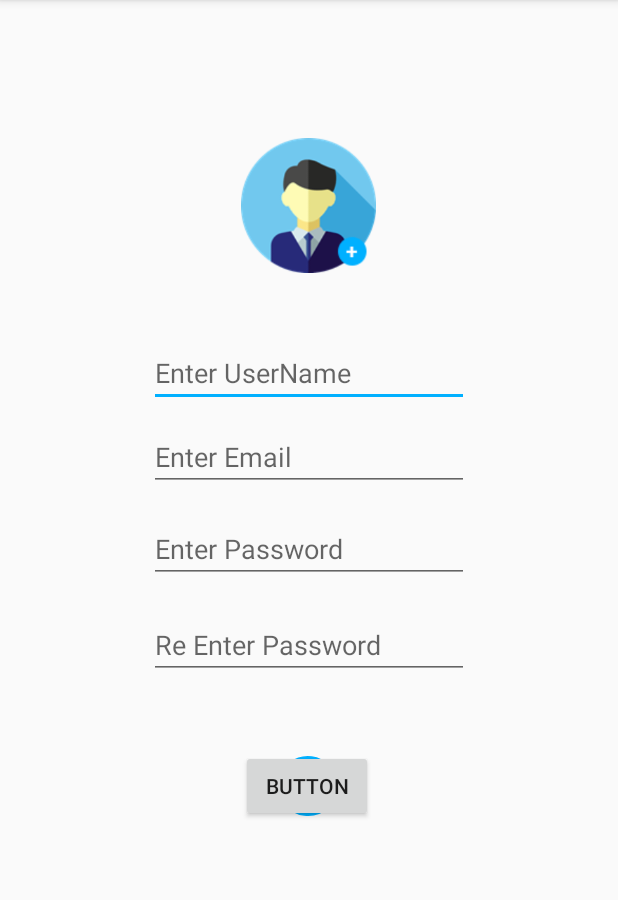
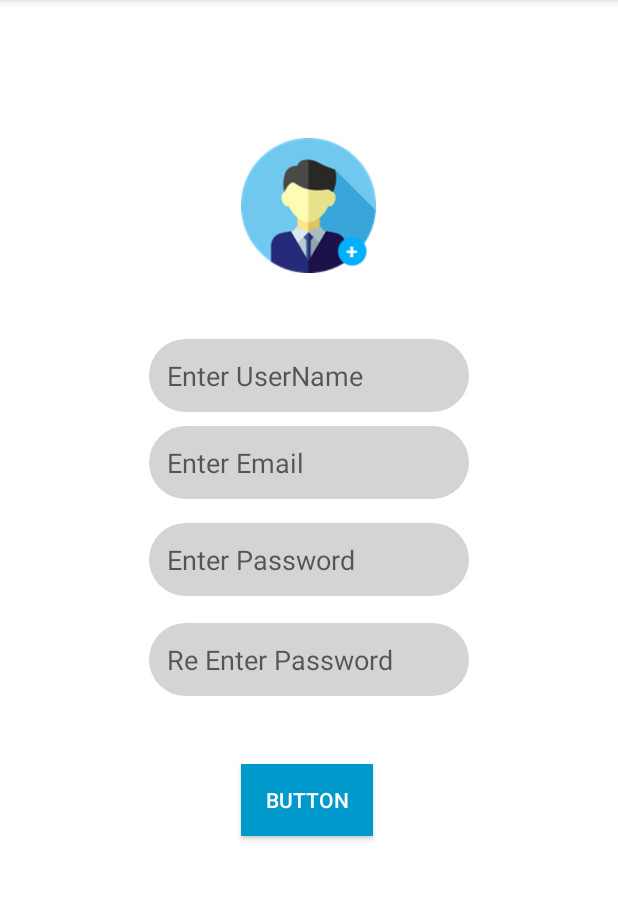
Before and after one commit to ruwanliyanage123/food-delivery-app, an Android app: the screen it shows after launch (RegisterActivity), on a phone screen of 412 x 824 dp, the part 84-984 px from its top. Run offline under Robolectric (Android 15) with nearby library versions, the phone set to English and light mode, and no system bars.

Commit message:
add reg_edittext_style.xml and make some changes in sign up page

```diff
--- /dev/null
+++ b/app/src/main/res/drawable/reg_edittext_style.xml
@@ -0,0 +1,8 @@
+<?xml version="1.0" encoding="utf-8"?>
+<shape xmlns:android="http://schemas.android.com/apk/res/android">
+
+    <solid android:color="#d2d4d5" />
+    <corners android:radius="32dp" />
+    <padding android:left="12dp" android:right="12dp" android:top="12dp" android:bottom="12dp" />
+
+</shape>
--- a/app/src/main/res/layout/activity_register.xml
+++ b/app/src/main/res/layout/activity_register.xml
@@ -4,6 +4,7 @@
     xmlns:tools="http://schemas.android.com/tools"
     android:layout_width="match_parent"
     android:layout_height="match_parent"
+    android:background="@color/common_google_signin_btn_text_dark_default"
     tools:context=".Activities.RegisterActivity">
 
     <ImageView
@@ -37,9 +38,11 @@
         android:layout_marginTop="44dp"
         android:layout_marginEnd="8dp"
         android:layout_marginRight="8dp"
+        android:background="@drawable/reg_edittext_style"
         android:ems="10"
         android:hint="Enter UserName"
         android:inputType="textPersonName"
+        android:textColor="@color/colorPrimaryDark"
         app:layout_constraintEnd_toEndOf="parent"
         app:layout_constraintStart_toStartOf="parent"
         app:layout_constraintTop_toBottomOf="@+id/imageView" />
@@ -53,9 +56,11 @@
         android:layout_marginEnd="8dp"
         android:layout_marginRight="8dp"
         android:layout_marginBottom="8dp"
+        android:background="@drawable/reg_edittext_style"
         android:ems="10"
         android:hint="Enter Email"
         android:inputType="textPersonName"
+        android:textColor="@color/colorPrimaryDark"
         app:layout_constraintBottom_toTopOf="@+id/guideline"
         app:layout_constraintEnd_toEndOf="parent"
         app:layout_constraintStart_toStartOf="parent"
@@ -71,9 +76,11 @@
         android:layout_marginTop="16dp"
         android:layout_marginEnd="8dp"
         android:layout_marginRight="8dp"
+        android:background="@drawable/reg_edittext_style"
         android:ems="10"
         android:hint="Enter Password"
         android:inputType="numberPassword"
+        android:textColor="@color/colorPrimaryDark"
         app:layout_constraintEnd_toEndOf="parent"
         app:layout_constraintStart_toStartOf="parent"
         app:layout_constraintTop_toBottomOf="@+id/regMail" />
@@ -88,9 +95,11 @@
         android:layout_marginEnd="8dp"
         android:layout_marginRight="8dp"
         android:layout_marginBottom="8dp"
+        android:background="@drawable/reg_edittext_style"
         android:ems="10"
         android:hint="Re Enter Password"
         android:inputType="numberPassword"
+        android:textColor="@color/colorPrimaryDark"
         app:layout_constraintBottom_toBottomOf="parent"
         app:layout_constraintEnd_toEndOf="parent"
         app:layout_constraintStart_toStartOf="parent"
@@ -107,7 +116,11 @@
         android:layout_marginEnd="8dp"
         android:layout_marginRight="8dp"
         android:layout_marginBottom="8dp"
+        android:background="@android:color/holo_blue_dark"
+        android:shadowColor="@android:color/darker_gray"
+        android:shadowDx="@android:integer/config_longAnimTime"
         android:text="Button"
+        android:textColor="@android:color/background_light"
         app:layout_constraintBottom_toBottomOf="parent"
         app:layout_constraintEnd_toEndOf="parent"
         app:layout_constraintHorizontal_bias="0.495"
--- a/app/src/main/res/values/colors.xml
+++ b/app/src/main/res/values/colors.xml
@@ -1,6 +1,6 @@
 <?xml version="1.0" encoding="utf-8"?>
 <resources>
     <color name="colorPrimary">#00b0ff</color>
-    <color name="colorPrimaryDark">#00b0ff</color>
+    <color name="colorPrimaryDark">#521EFC</color>
     <color name="colorAccent">#00b0ff</color>
 </resources>
```
